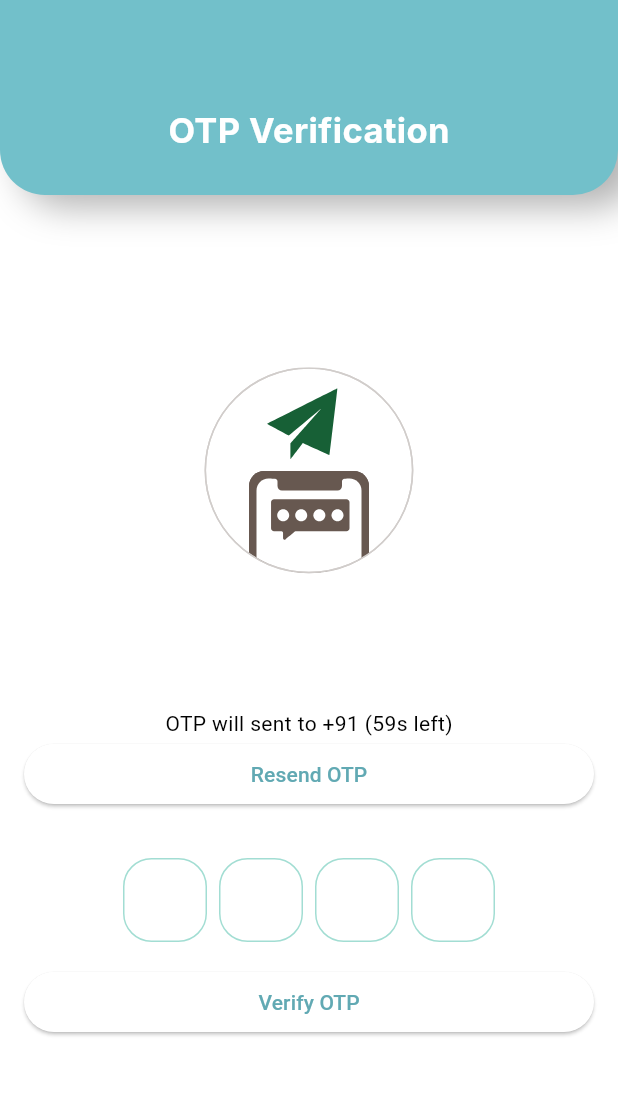
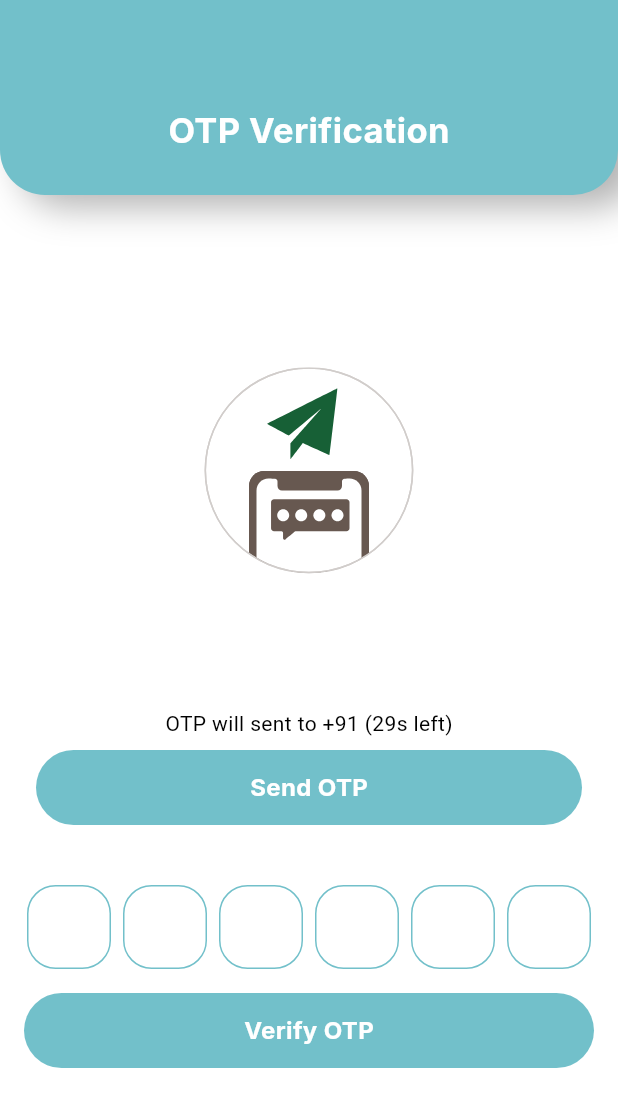
Before and after one commit to mhdibrahimcn/greencard_GO, a Flutter app: the OtpScreen screen opened directly with empty values, on a phone screen of 412 x 824 dp. Shown: the top 1107 px of the screen. Run offline on Flutter 3.47's test engine with Material 3 defaults, Android fonts, the light colour scheme and no system bars; drawn by our look-alikes of pinput; our stand-ins replace animate_do, camera, cloud_firestore, eva_icons_flutter, firebase_auth, firebase_core and 10 more; missing offline and left inert: qr_code_scanner, simple_progress_indicators, ticket_widget, upi_india; accounts and stored records are empty; project files that could hold a hidden picture were left out.

Commit message:
otp authentication redesigned

```diff
--- a/lib/screens/ConductorScreen/homescreen/bottomnavigationConductor/bottomNavConductor.dart
+++ b/lib/screens/ConductorScreen/homescreen/bottomnavigationConductor/bottomNavConductor.dart
@@ -33,10 +33,6 @@ class bottomNavConductor extends StatelessWidget {
               icon: Icons.qr_code_scanner,
               text: 'Scanner',
             ),
-            GButton(
-              icon: Icons.person,
-              text: 'Profile',
-            ),
           ],
         ),
       ),
--- a/lib/screens/SignupScreen/Authentication/OtpScreen.dart
+++ b/lib/screens/SignupScreen/Authentication/OtpScreen.dart
@@ -1,7 +1,9 @@
 import 'dart:async';
 import 'package:flutter/material.dart';
 import 'package:firebase_auth/firebase_auth.dart';
+import 'package:green/constants/Mycolors.dart';
 import 'package:green/screens/Homescreen/Profilescreen/appbar/appbar.dart';
+import 'package:green/screens/Homescreen/Profilescreen/widget/roundedbutton.dart';
 import 'package:lottie/lottie.dart';
 import 'package:pinput/pinput.dart';
 
@@ -17,13 +19,12 @@ class _OtpScreenState extends State<OtpScreen> {
   final TextEditingController _otpController = TextEditingController();
   FirebaseAuth _auth = FirebaseAuth.instance;
   String verificationId = '';
-  int _timerCount = 60;
+  int _timerCount = 29;
   late Timer _timer;
-
+  bool verification = false;
   @override
   void initState() {
     super.initState();
-    startTimer();
   }
 
   @override
@@ -51,8 +52,12 @@ class _OtpScreenState extends State<OtpScreen> {
   }
 
   Future<void> verifyPhone() async {
+    startTimer();
     final PhoneVerificationCompleted verified = (AuthCredential authResult) {
       _auth.signInWithCredential(authResult);
+      setState(() {
+        verification = true;
+      });
     };
 
     final PhoneVerificationFailed verificationFailed =
@@ -96,7 +101,7 @@ class _OtpScreenState extends State<OtpScreen> {
   Widget build(BuildContext context) {
     const focusedBorderColor = Color.fromRGBO(23, 171, 144, 1);
     const fillColor = Color.fromRGBO(243, 246, 249, 0);
-    const borderColor = Color.fromRGBO(23, 171, 144, 0.4);
+    final borderColor = Mycolors.materialColor;
 
     final defaultPinTheme = PinTheme(
       width: 56,
@@ -132,26 +137,34 @@ class _OtpScreenState extends State<OtpScreen> {
               Center(
                   child: Text(
                       "OTP will sent to +91${widget.phonenumber} (${_timerCount.toString()}s left)")),
-              ElevatedButton(
-                onPressed: verifyPhone,
-                child: Text('Resend OTP'),
+              Padding(
+                padding: const EdgeInsets.all(8.0),
+                child: RoundedButton(
+                    label: "Send OTP",
+                    onPressed: verifyPhone,
+                    isSelected: true),
               ),
               SizedBox(height: 32.0),
               Pinput(
+                length: 6,
                 controller: _otpController,
                 androidSmsAutofillMethod:
                     AndroidSmsAutofillMethod.smsUserConsentApi,
                 listenForMultipleSmsOnAndroid: true,
                 defaultPinTheme: defaultPinTheme,
                 separatorBuilder: (index) => const SizedBox(width: 8),
-                validator: (value) {},
+                validator: (value) {
+                  return verification == true ? "Succesfull" : "Code is error";
+                },
                 hapticFeedbackType: HapticFeedbackType.lightImpact,
+                pinAnimationType: PinAnimationType.fade,
                 onCompleted: (pin) {
                   debugPrint('onCompleted: $pin');
                 },
                 onChanged: (value) {
                   debugPrint('onChanged: $value');
                 },
+                pinputAutovalidateMode: PinputAutovalidateMode.onSubmit,
                 cursor: Column(
                   mainAxisAlignment: MainAxisAlignment.end,
                   children: [
@@ -181,10 +194,10 @@ class _OtpScreenState extends State<OtpScreen> {
                 ),
               ),
               SizedBox(height: 16.0),
-              ElevatedButton(
-                onPressed: signInWithOTP,
-                child: Text('Verify OTP'),
-              ),
+              RoundedButton(
+                  label: "Verify OTP",
+                  onPressed: signInWithOTP,
+                  isSelected: true)
             ],
           ),
         ),
```
